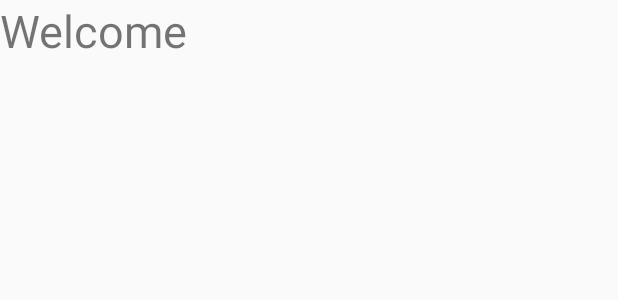
After one commit to xenioPL/MDCG, an Android app: the layout welcome_fragment.xml on its own in the app's theme, with its tools: preview values and no code run, on a phone screen of 412 x 824 dp. The commit adds this screen. Shown: the top 300 px of the screen. Run offline under Robolectric (Android 15) with nearby library versions, the phone set to English and light mode, and no system bars.

Commit message:
Welcome Fragment

```diff
--- a/app/build.gradle
+++ b/app/build.gradle
@@ -26,4 +26,6 @@ dependencies {
     testImplementation 'junit:junit:4.12'
     androidTestImplementation 'com.android.support.test:runner:1.0.1'
     androidTestImplementation 'com.android.support.test.espresso:espresso-core:3.0.1'
+
+    api 'devlight.io:navigationtabbar:1.2.5'
 }
--- /dev/null
+++ b/app/src/main/res/layout/welcome_fragment.xml
@@ -0,0 +1,12 @@
+<?xml version="1.0" encoding="utf-8"?>
+<LinearLayout xmlns:android="http://schemas.android.com/apk/res/android"
+    android:orientation="vertical" android:layout_width="match_parent"
+    android:layout_height="match_parent">
+
+    <TextView
+        android:text="Welcome"
+        android:textSize="30sp"
+        android:layout_width="match_parent"
+        android:layout_height="wrap_content" />
+
+</LinearLayout>
```
Also changed, not shown: app/src/main/gen/com/basketball/mdgc/basketball/BuildConfig.java (added, +8 -0 lines), app/src/main/java/com/basketball/mdgc/basketball/MainActivity.java (+6 -10 lines), app/src/main/java/com/basketball/mdgc/basketball/Welcome_fragment.java (added, +22 -0 lines), app/src/main/res/layout/activity_main.xml (+3 -24 lines), app/src/main/res/layout/content_main.xml (+1 -10 lines).
